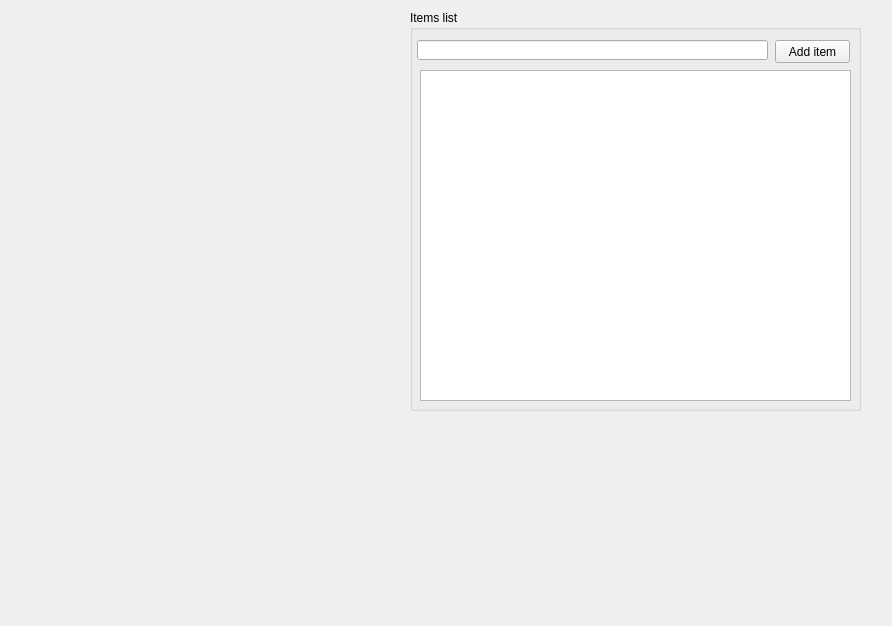
JohnMiz/TvTracker, file core/mainwindow.ui: the form before one commit.
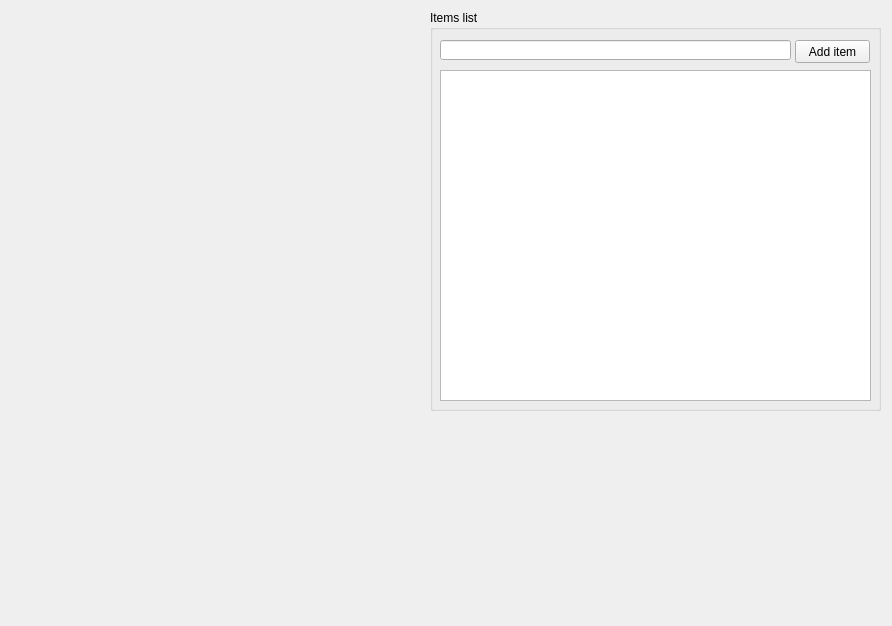
The form after the commit.

Patch:
```diff
--- a/core/mainwindow.ui
+++ b/core/mainwindow.ui
@@ -10,6 +10,18 @@
     <height>626</height>
    </rect>
   </property>
+  <property name="minimumSize">
+   <size>
+    <width>892</width>
+    <height>626</height>
+   </size>
+  </property>
+  <property name="maximumSize">
+   <size>
+    <width>892</width>
+    <height>626</height>
+   </size>
+  </property>
   <property name="windowTitle">
    <string>MainWindow</string>
   </property>
@@ -17,7 +29,7 @@
    <widget class="QGroupBox" name="itemsGroup">
     <property name="geometry">
      <rect>
-      <x>410</x>
+      <x>430</x>
       <y>10</y>
       <width>451</width>
       <height>401</height>
@@ -29,7 +41,7 @@
     <widget class="QLineEdit" name="itemName">
      <property name="geometry">
       <rect>
-       <x>7</x>
+       <x>10</x>
        <y>30</y>
        <width>351</width>
        <height>20</height>
@@ -58,6 +70,32 @@
        <height>331</height>
       </rect>
      </property>
+     <property name="font">
+      <font>
+       <pointsize>10</pointsize>
+      </font>
+     </property>
+     <property name="iconSize">
+      <size>
+       <width>32</width>
+       <height>44</height>
+      </size>
+     </property>
+     <property name="flow">
+      <enum>QListView::TopToBottom</enum>
+     </property>
+     <property name="isWrapping" stdset="0">
+      <bool>false</bool>
+     </property>
+     <property name="resizeMode">
+      <enum>QListView::Fixed</enum>
+     </property>
+     <property name="viewMode">
+      <enum>QListView::ListMode</enum>
+     </property>
+     <property name="selectionRectVisible">
+      <bool>true</bool>
+     </property>
     </widget>
    </widget>
   </widget>
```
Left out of the diff: 2 changed lines with no effect on the pictures.
